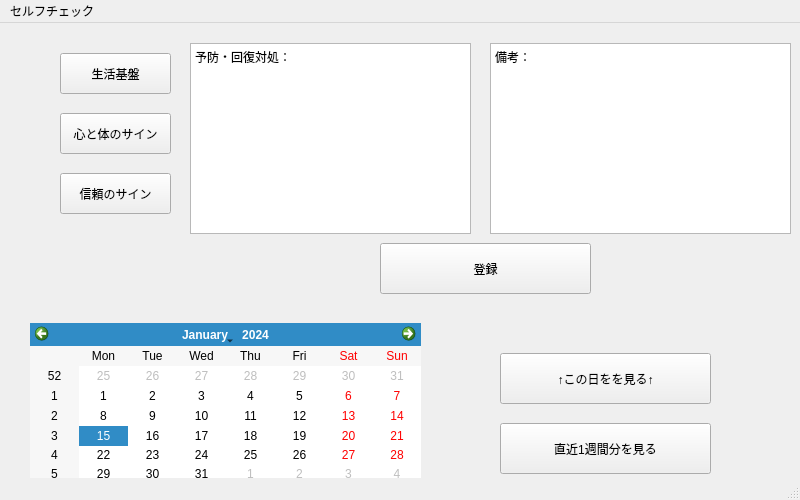
Above: topWindow.ui from mogise/selfcare before the change. Below: the same form after it.
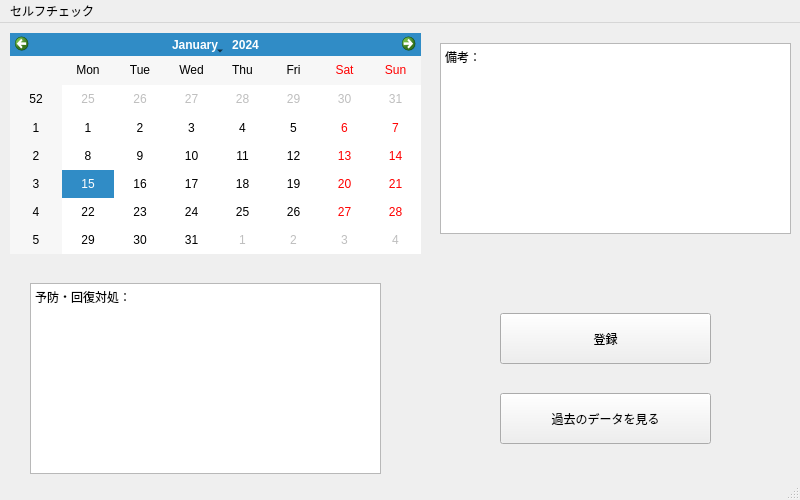
That is the form after the change.

```diff
--- a/topWindow.ui
+++ b/topWindow.ui
@@ -17,19 +17,19 @@
    <widget class="QCalendarWidget" name="calendarWidget">
     <property name="geometry">
      <rect>
-      <x>30</x>
-      <y>300</y>
-      <width>391</width>
-      <height>161</height>
+      <x>10</x>
+      <y>10</y>
+      <width>411</width>
+      <height>221</height>
      </rect>
     </property>
    </widget>
    <widget class="QPlainTextEdit" name="plainTextEdit">
     <property name="geometry">
      <rect>
-      <x>190</x>
-      <y>20</y>
-      <width>281</width>
+      <x>30</x>
+      <y>260</y>
+      <width>351</width>
       <height>191</height>
      </rect>
     </property>
@@ -37,51 +37,12 @@
      <string>予防・回復対処：</string>
     </property>
    </widget>
-   <widget class="QPushButton" name="pushButton">
-    <property name="geometry">
-     <rect>
-      <x>60</x>
-      <y>30</y>
-      <width>111</width>
-      <height>41</height>
-     </rect>
-    </property>
-    <property name="text">
-     <string>生活基盤</string>
-    </property>
-   </widget>
-   <widget class="QPushButton" name="pushButton_2">
-    <property name="geometry">
-     <rect>
-      <x>60</x>
-      <y>90</y>
-      <width>111</width>
-      <height>41</height>
-     </rect>
-    </property>
-    <property name="text">
-     <string>心と体のサイン</string>
-    </property>
-   </widget>
-   <widget class="QPushButton" name="pushButton_3">
-    <property name="geometry">
-     <rect>
-      <x>60</x>
-      <y>150</y>
-      <width>111</width>
-      <height>41</height>
-     </rect>
-    </property>
-    <property name="text">
-     <string>信頼のサイン</string>
-    </property>
-   </widget>
    <widget class="QPlainTextEdit" name="plainTextEdit_2">
     <property name="geometry">
      <rect>
-      <x>490</x>
+      <x>440</x>
       <y>20</y>
-      <width>301</width>
+      <width>351</width>
       <height>191</height>
      </rect>
     </property>
@@ -93,33 +54,20 @@
     <property name="geometry">
      <rect>
       <x>500</x>
-      <y>400</y>
+      <y>370</y>
       <width>211</width>
       <height>51</height>
      </rect>
     </property>
     <property name="text">
-     <string>直近1週間分を見る</string>
-    </property>
-   </widget>
-   <widget class="QPushButton" name="pushButton_5">
-    <property name="geometry">
-     <rect>
-      <x>500</x>
-      <y>330</y>
-      <width>211</width>
-      <height>51</height>
-     </rect>
-    </property>
-    <property name="text">
-     <string>↑この日をを見る↑</string>
+     <string>過去のデータを見る</string>
     </property>
    </widget>
    <widget class="QPushButton" name="pushButton_6">
     <property name="geometry">
      <rect>
-      <x>380</x>
-      <y>220</y>
+      <x>500</x>
+      <y>290</y>
       <width>211</width>
       <height>51</height>
      </rect>
```
